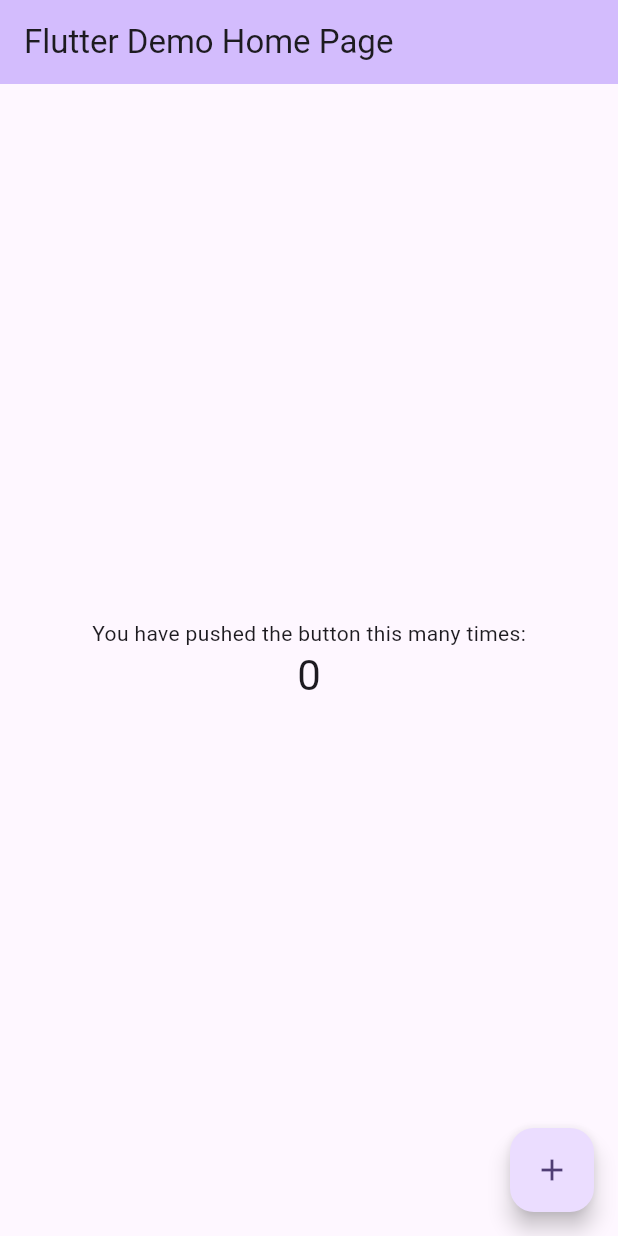
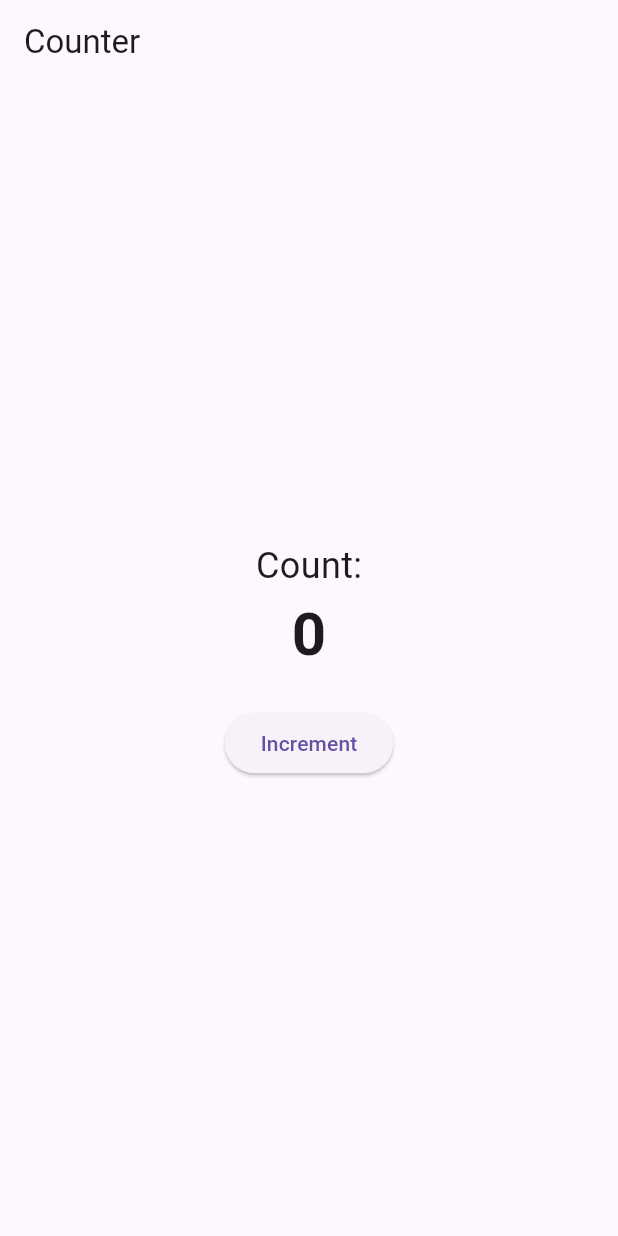
Before and after one commit to iamkiraan/Fourminds_internship, a Flutter app: the screen it shows after launch, on a phone screen of 412 x 824 dp. Run offline on Flutter 3.47's test engine with Material 3 defaults, Android fonts, the light colour scheme and no system bars.

Commit message:
completed week1 task

```diff
--- /dev/null
+++ b/counter_week1/lib/ButtonWidget/Counter.dart
@@ -0,0 +1,40 @@
+import 'package:flutter/material.dart';
+
+class CounterScreen extends StatefulWidget {
+  const CounterScreen({super.key});
+
+  @override
+  State<CounterScreen> createState() => _CounterScreenState();
+}
+
+class _CounterScreenState extends State<CounterScreen> {
+  int _count = 0;
+
+  void _increment() {
+    setState(() {
+      _count++;
+    });
+  }
+
+  @override
+  Widget build(BuildContext context) {
+    return Scaffold(
+      appBar: AppBar(title: Text('Counter')),
+      body: Center(
+        child: Column(
+          mainAxisAlignment: MainAxisAlignment.center,
+          children: [
+            Text('Count:', style: TextStyle(fontSize: 24)),
+            Text('$_count',
+                style: TextStyle(fontSize: 40, fontWeight: FontWeight.bold)),
+            SizedBox(height: 20),
+            ElevatedButton(
+              onPressed: _increment,
+              child: Text('Increment'),
+            ),
+          ],
+        ),
+      ),
+    );
+  }
+}
--- a/counter_week1/lib/main.dart
+++ b/counter_week1/lib/main.dart
@@ -1,122 +1,8 @@
 import 'package:flutter/material.dart';
+import 'package:counter_week1/ButtonWidget/Counter.dart';
 
 void main() {
-  runApp(const MyApp());
-}
-
-class MyApp extends StatelessWidget {
-  const MyApp({super.key});
-
-  // This widget is the root of your application.
-  @override
-  Widget build(BuildContext context) {
-    return MaterialApp(
-      title: 'Flutter Demo',
-      theme: ThemeData(
-        // This is the theme of your application.
-        //
-        // TRY THIS: Try running your application with "flutter run". You'll see
-        // the application has a purple toolbar. Then, without quitting the app,
-        // try changing the seedColor in the colorScheme below to Colors.green
-        // and then invoke "hot reload" (save your changes or press the "hot
-        // reload" button in a Flutter-supported IDE, or press "r" if you used
-        // the command line to start the app).
-        //
-        // Notice that the counter didn't reset back to zero; the application
-        // state is not lost during the reload. To reset the state, use hot
-        // restart instead.
-        //
-        // This works for code too, not just values: Most code changes can be
-        // tested with just a hot reload.
-        colorScheme: ColorScheme.fromSeed(seedColor: Colors.deepPurple),
-      ),
-      home: const MyHomePage(title: 'Flutter Demo Home Page'),
-    );
-  }
-}
-
-class MyHomePage extends StatefulWidget {
-  const MyHomePage({super.key, required this.title});
-
-  // This widget is the home page of your application. It is stateful, meaning
-  // that it has a State object (defined below) that contains fields that affect
-  // how it looks.
-
-  // This class is the configuration for the state. It holds the values (in this
-  // case the title) provided by the parent (in this case the App widget) and
-  // used by the build method of the State. Fields in a Widget subclass are
-  // always marked "final".
-
-  final String title;
-
-  @override
-  State<MyHomePage> createState() => _MyHomePageState();
-}
-
-class _MyHomePageState extends State<MyHomePage> {
-  int _counter = 0;
-
-  void _incrementCounter() {
-    setState(() {
-      // This call to setState tells the Flutter framework that something has
-      // changed in this State, which causes it to rerun the build method below
-      // so that the display can reflect the updated values. If we changed
-      // _counter without calling setState(), then the build method would not be
-      // called again, and so nothing would appear to happen.
-      _counter++;
-    });
-  }
-
-  @override
-  Widget build(BuildContext context) {
-    // This method is rerun every time setState is called, for instance as done
-    // by the _incrementCounter method above.
-    //
-    // The Flutter framework has been optimized to make rerunning build methods
-    // fast, so that you can just rebuild anything that needs updating rather
-    // than having to individually change instances of widgets.
-    return Scaffold(
-      appBar: AppBar(
-        // TRY THIS: Try changing the color here to a specific color (to
-        // Colors.amber, perhaps?) and trigger a hot reload to see the AppBar
-        // change color while the other colors stay the same.
-        backgroundColor: Theme.of(context).colorScheme.inversePrimary,
-        // Here we take the value from the MyHomePage object that was created by
-        // the App.build method, and use it to set our appbar title.
-        title: Text(widget.title),
-      ),
-      body: Center(
-        // Center is a layout widget. It takes a single child and positions it
-        // in the middle of the parent.
-        child: Column(
-          // Column is also a layout widget. It takes a list of children and
-          // arranges them vertically. By default, it sizes itself to fit its
-          // children horizontally, and tries to be as tall as its parent.
-          //
-          // Column has various properties to control how it sizes itself and
-          // how it positions its children. Here we use mainAxisAlignment to
-          // center the children vertically; the main axis here is the vertical
-          // axis because Columns are vertical (the cross axis would be
-          // horizontal).
-          //
-          // TRY THIS: Invoke "debug painting" (choose the "Toggle Debug Paint"
-          // action in the IDE, or press "p" in the console), to see the
-          // wireframe for each widget.
-          mainAxisAlignment: MainAxisAlignment.center,
-          children: <Widget>[
-            const Text('You have pushed the button this many times:'),
-            Text(
-              '$_counter',
-              style: Theme.of(context).textTheme.headlineMedium,
-            ),
-          ],
-        ),
-      ),
-      floatingActionButton: FloatingActionButton(
-        onPressed: _incrementCounter,
-        tooltip: 'Increment',
-        child: const Icon(Icons.add),
-      ), // This trailing comma makes auto-formatting nicer for build methods.
-    );
-  }
-}
+  runApp(const MaterialApp(
+    debugShowCheckedModeBanner: false,
+    home: CounterScreen(),
+  ));}
```
Also changed, not shown: 1 other file.
